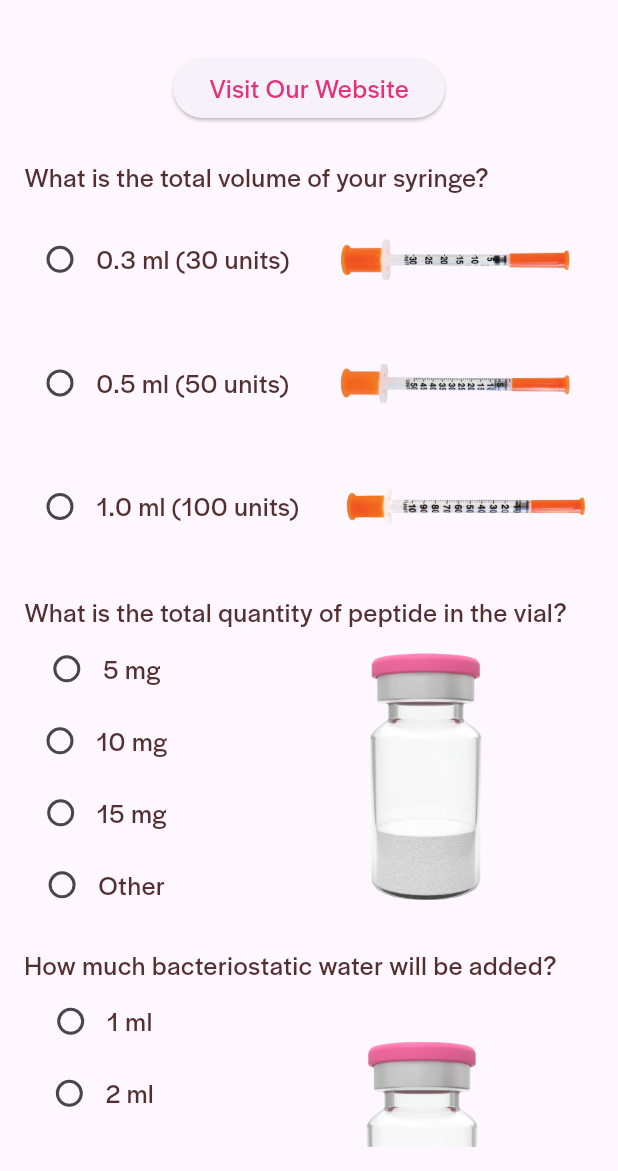
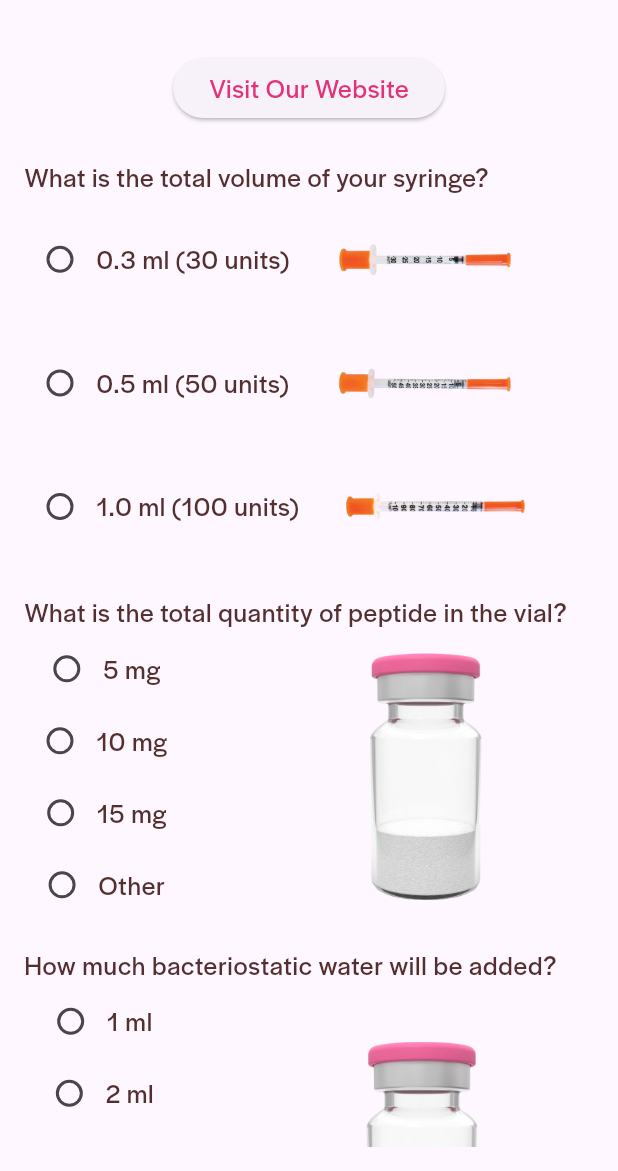
Before and after one commit to AnasElahi/peptide_calculator, a Flutter app: the screen it shows after launch, on a phone screen of 412 x 824 dp, the part 65-1236 px from its top. Run offline on Flutter 3.47's test engine with Material 3 defaults, Android fonts, the phone set to English and light mode, and no system bars.

Commit message:
Fixed image issue for iPhone SE

```diff
--- a/lib/pages/peptide_calculator_page.dart
+++ b/lib/pages/peptide_calculator_page.dart
@@ -180,7 +180,7 @@ class PeptideCalculatorPageState extends State<PeptideCalculatorPage> {
                       const SizedBox(width: 30),
                       Image.asset(
                       syringeVolumeImages[index],
-                        width: MediaQuery.of(context).size.width * 0.4,
+                        width: MediaQuery.of(context).size.width * 0.3,
                         height: MediaQuery.of(context).size.height * 0.1,
                         fit: BoxFit.contain,
                       ),
```
